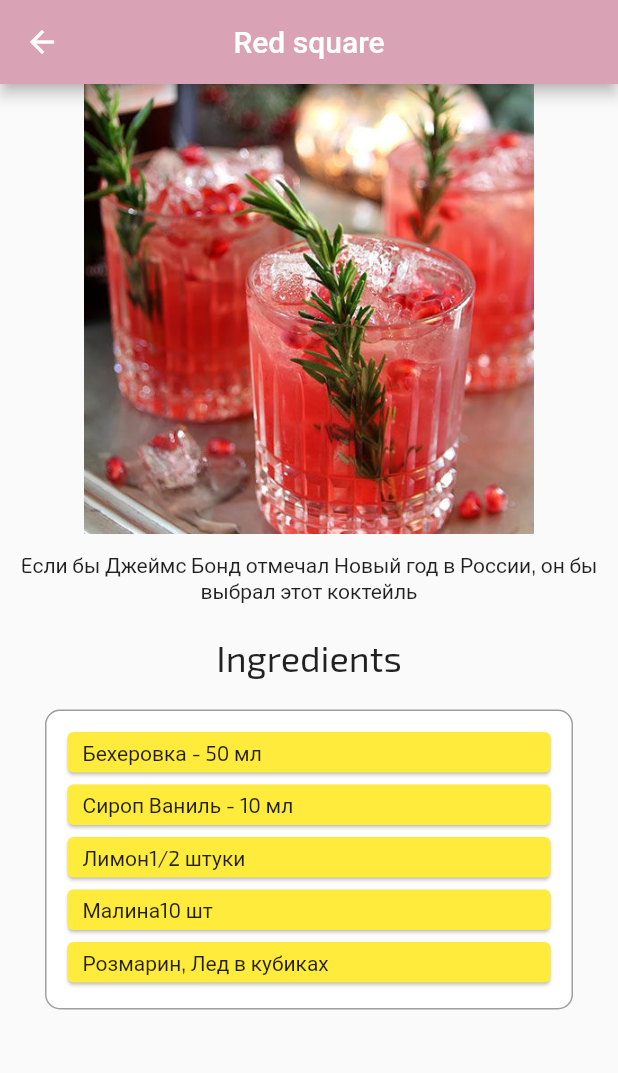
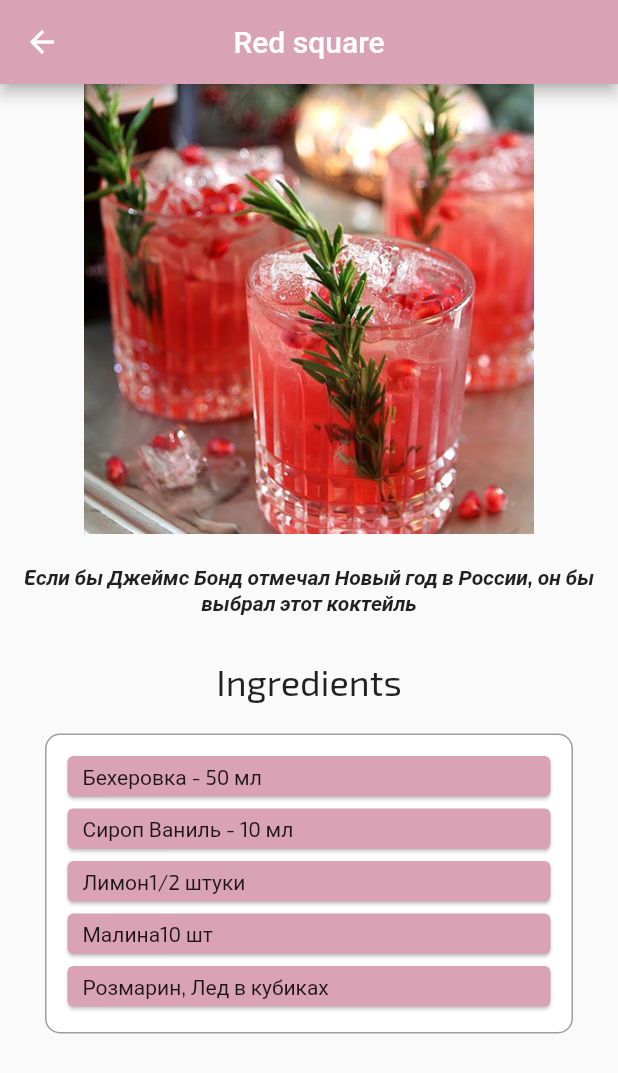
Before and after one commit to Melamorri/coctails_newyear, a Flutter app: the RecipePage screen opened by its route, on a phone screen of 412 x 824 dp. Shown: the top 1073 px of the screen. Run offline on Flutter 3.47's test engine with Material 2 defaults, Android fonts, the light colour scheme and no system bars; project files that could hold a hidden picture were left out.

Commit message:
text style

```diff
--- a/lib/pages/recipe.dart
+++ b/lib/pages/recipe.dart
@@ -28,6 +28,7 @@ class RecipePage extends StatelessWidget {
       body: SingleChildScrollView(
           child: Column(
         children: [
+
           //Image:
           SizedBox(
             width: double.infinity,
@@ -38,15 +39,16 @@ class RecipePage extends StatelessWidget {
           //Description:
 
           Container(
-            margin: const EdgeInsets.symmetric(vertical: 12),
+            margin: const EdgeInsets.symmetric(vertical: 20),
             child: Text(
               recipe.description,
               textAlign: TextAlign.center,
+              style: const TextStyle(fontWeight: FontWeight.bold, fontStyle: FontStyle.italic),
             ),
           ),
 
           //Ingredients section
-          buildSectionTitle(context, "Ingredients"),
+          buildSectionTitle(context, "Ingredients",),
           Container(
             height: 200,
             //width: 300,
@@ -60,7 +62,7 @@ class RecipePage extends StatelessWidget {
             child: ListView.builder(
               itemCount: recipe.ingredients.length,
               itemBuilder: ((context, index) =>  Card(
-                    color: Colors.yellow,
+                    color: Color.fromARGB(255, 218, 162, 181),
                     child: Padding(
                       padding:
                           const EdgeInsets.symmetric(vertical: 5, horizontal: 10),
```
